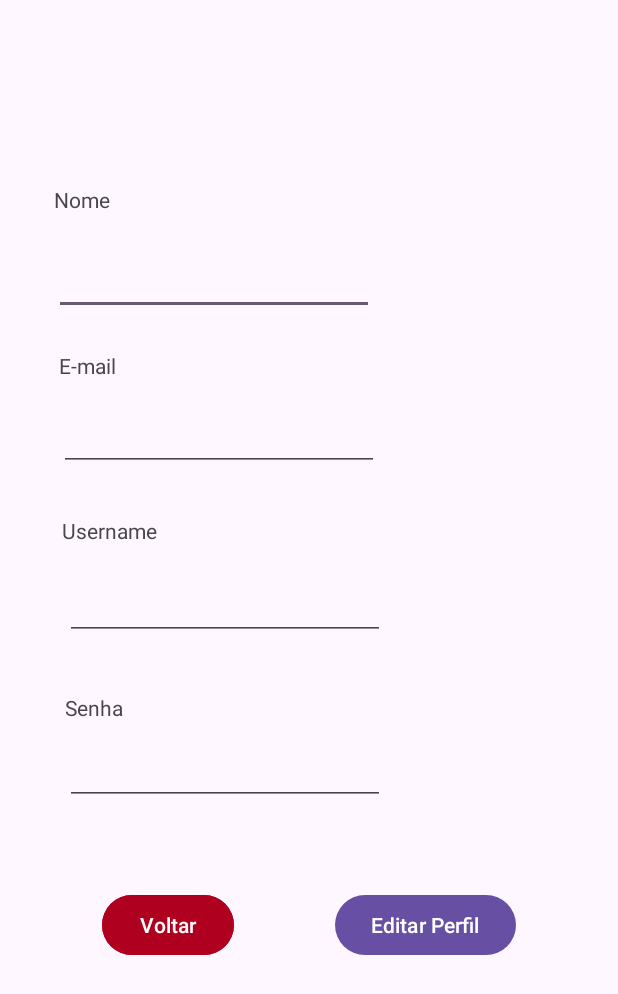
After one commit to IgorDias1998/SisONGMobile, an Android app: the MeuPerfil screen opened directly, with no data from a screen before it, on a phone screen of 412 x 824 dp. The commit adds this screen. Shown: the top 994 px of the screen. Run offline under Robolectric (Android 15) with nearby library versions, the phone set to English and light mode, and no system bars; 1 statement that could not run was skipped.

Commit message:
Added Update Profile

```diff
--- a/app/src/main/AndroidManifest.xml
+++ b/app/src/main/AndroidManifest.xml
@@ -15,6 +15,9 @@
         android:theme="@style/Theme.SisONG"
         android:usesCleartextTraffic="true"
         tools:targetApi="31">
+        <activity
+            android:name=".MeuPerfil"
+            android:exported="false" />
         <activity
             android:name=".Administrador"
             android:exported="false" />
--- a/app/src/main/java/com/example/sisong/ApiService.java
+++ b/app/src/main/java/com/example/sisong/ApiService.java
@@ -6,6 +6,7 @@ import retrofit2.Call;
 import retrofit2.http.Body;
 import retrofit2.http.GET;
 import retrofit2.http.POST;
+import retrofit2.http.PUT;
 import retrofit2.http.Path;
 import retrofit2.http.Query;
 
@@ -27,4 +28,7 @@ public interface ApiService {
 
     @GET("api/Doacao/minhas-doacoes/{id}")
     Call<List<Doacao>> getMinhasDoacoes(@Path("id") int id);
+
+    @PUT("api/Doador/{id}")
+    Call<Void> editarDoador(@Path("id") int id, @Body Doador doadorAtualizado);
 }
--- a/app/src/main/java/com/example/sisong/Doador.java
+++ b/app/src/main/java/com/example/sisong/Doador.java
@@ -1,5 +1,8 @@
 package com.example.sisong;
-public class Doador {
+
+import java.io.Serializable;
+
+public class Doador implements Serializable {
     private int doadorId;
     private String nomeDoador;
     private String username;
--- a/app/src/main/java/com/example/sisong/MainActivity.java
+++ b/app/src/main/java/com/example/sisong/MainActivity.java
@@ -75,8 +75,8 @@ public class MainActivity extends AppCompatActivity {
 
                         //Invoca a nova tela, enviando para ela o UserName e Id, para salvar a doação
                         Intent intent = new Intent(MainActivity.this, TelaDoacao.class);
-                        intent.putExtra("userName", response.body().getDoador().getNomeDoador());
-                        intent.putExtra("userId", response.body().getDoador().getDoadorId());
+                        Doador doador = response.body().getDoador();
+                        intent.putExtra("usuarioLogado", doador);
                         startActivity(intent);
 
                     } else {
--- /dev/null
+++ b/app/src/main/java/com/example/sisong/MeuPerfil.java
@@ -0,0 +1,115 @@
+package com.example.sisong;
+
+import android.annotation.SuppressLint;
+import android.content.Intent;
+import android.os.Bundle;
+import android.util.Log;
+import android.widget.Button;
+import android.widget.EditText;
+import android.widget.TextView;
+import android.widget.Toast;
+
+import androidx.activity.EdgeToEdge;
+import androidx.appcompat.app.AppCompatActivity;
+import androidx.core.graphics.Insets;
+import androidx.core.view.ViewCompat;
+import androidx.core.view.WindowInsetsCompat;
+
+import com.google.gson.Gson;
+
+import retrofit2.Call;
+import retrofit2.Callback;
+import retrofit2.Response;
+
+public class MeuPerfil extends AppCompatActivity {
+
+    private TextView txtMeuPerfil;
+    private EditText edNomePerfil, edEmailPerfil, edUsernamePerfil, edSenhaPerfil;
+    private Button btnEditarPerfil, btnVoltarPerfil;
+    private Doador usuarioLogado;
+
+    @SuppressLint("MissingInflatedId")
+    @Override
+    protected void onCreate(Bundle savedInstanceState) {
+        super.onCreate(savedInstanceState);
+        EdgeToEdge.enable(this);
+        setContentView(R.layout.activity_meu_perfil);
+
+        txtMeuPerfil = findViewById(R.id.txtMeuPerfil);
+        edNomePerfil = findViewById(R.id.edNomePerfil);
+        edEmailPerfil = findViewById(R.id.edEmailPerfil);
+        edUsernamePerfil = findViewById(R.id.edUsernamePerfil);
+        edSenhaPerfil = findViewById(R.id.edSenhaPerfil);
+        btnEditarPerfil = (Button) findViewById(R.id.btnEditarPerfil);
+        btnVoltarPerfil = findViewById(R.id.btnVoltarPerfil);
+
+        // Receber dados do usuário logado
+        Intent intent = getIntent();
+        usuarioLogado = (Doador) intent.getSerializableExtra("usuarioLogado");
+
+        txtMeuPerfil.setText("Olá, " + usuarioLogado.getNomeDoador());
+
+        // Preencher os campos com os dados do usuário logado
+        if (usuarioLogado != null) {
+            edNomePerfil.setText(usuarioLogado.getNomeDoador());
+            edEmailPerfil.setText(usuarioLogado.getEmailDoador());
+            edUsernamePerfil.setText(usuarioLogado.getUsername());
+            edSenhaPerfil.setText(usuarioLogado.getSenha());
+        }
+
+        // Botão de edição
+        btnEditarPerfil.setOnClickListener(v -> {
+            if (edNomePerfil.getText().toString().isEmpty() ||
+                    edEmailPerfil.getText().toString().isEmpty() ||
+                    edUsernamePerfil.getText().toString().isEmpty() ||
+                    edSenhaPerfil.getText().toString().isEmpty()) {
+                Toast.makeText(this, "Preencha todos os campos.", Toast.LENGTH_SHORT).show();
+                return;
+            }
+
+            // Atualizar e enviar para a API
+            usuarioLogado.setDoadorId(usuarioLogado.getDoadorId());
+            usuarioLogado.setNomeDoador(edNomePerfil.getText().toString());
+            usuarioLogado.setEmailDoador(edEmailPerfil.getText().toString());
+            usuarioLogado.setUsername(edUsernamePerfil.getText().toString());
+            usuarioLogado.setSenha(edSenhaPerfil.getText().toString());
+
+            atualizarPerfil(usuarioLogado);
+        });
+
+        // Botão Voltar
+        btnVoltarPerfil.setOnClickListener(v -> finish());
+    }
+
+    private void atualizarPerfil(Doador usuario) {
+        ApiService apiService = ApiClient.getClient().create(ApiService.class);
+
+        // validar o ID
+        int id = usuario.getDoadorId();
+        Log.d("AtualizarPerfil", "Enviando DoadorId: " + id);
+        Log.d("AtualizarPerfil", "Dados enviados: " + new Gson().toJson(usuario));
+
+        apiService.editarDoador(id, usuario).enqueue(new Callback<Void>() {
+            @Override
+            public void onResponse(Call<Void> call, Response<Void> response) {
+                if (response.isSuccessful()) {
+                    Toast.makeText(MeuPerfil.this, "Perfil atualizado com sucesso!", Toast.LENGTH_LONG).show();
+                } else {
+                    try {
+                        String errorResponse = response.errorBody().string();
+                        Log.e("AtualizarPerfil", "Erro ao atualizar: " + errorResponse);
+                        Toast.makeText(MeuPerfil.this, "Erro: " + errorResponse, Toast.LENGTH_LONG).show();
+                    } catch (Exception e) {
+                        Toast.makeText(MeuPerfil.this, "Erro desconhecido ao atualizar.", Toast.LENGTH_LONG).show();
+                    }
+                }
+            }
+
+            @Override
+            public void onFailure(Call<Void> call, Throwable t) {
+                Log.e("AtualizarPerfil", "Erro de conexão: " + t.getMessage());
+                Toast.makeText(MeuPerfil.this, "Erro de conexão: " + t.getMessage(), Toast.LENGTH_LONG).show();
+            }
+        });
+    }
+}
--- /dev/null
+++ b/app/src/main/res/layout/activity_meu_perfil.xml
@@ -0,0 +1,125 @@
+<?xml version="1.0" encoding="utf-8"?>
+<androidx.constraintlayout.widget.ConstraintLayout xmlns:android="http://schemas.android.com/apk/res/android"
+    xmlns:app="http://schemas.android.com/apk/res-auto"
+    xmlns:tools="http://schemas.android.com/tools"
+    android:id="@+id/main"
+    android:layout_width="match_parent"
+    android:layout_height="match_parent"
+    tools:context=".MeuPerfil">
+
+    <TextView
+        android:id="@+id/txtMeuPerfil"
+        android:layout_width="161dp"
+        android:layout_height="27dp"
+        android:layout_marginStart="124dp"
+        android:layout_marginTop="36dp"
+        android:textSize="16sp"
+        android:textStyle="bold"
+        app:layout_constraintStart_toStartOf="parent"
+        app:layout_constraintTop_toTopOf="parent" />
+
+    <TextView
+        android:id="@+id/txtView22"
+        android:layout_width="52dp"
+        android:layout_height="24dp"
+        android:layout_marginStart="36dp"
+        android:layout_marginTop="60dp"
+        android:text="Nome"
+        app:layout_constraintStart_toStartOf="parent"
+        app:layout_constraintTop_toBottomOf="@+id/txtMeuPerfil" />
+
+    <EditText
+        android:id="@+id/edNomePerfil"
+        android:layout_width="wrap_content"
+        android:layout_height="wrap_content"
+        android:layout_marginStart="36dp"
+        android:layout_marginTop="17dp"
+        android:ems="10"
+        android:inputType="text"
+        app:layout_constraintStart_toStartOf="parent"
+        app:layout_constraintTop_toBottomOf="@+id/txtView22" />
+
+    <TextView
+        android:id="@+id/textView10"
+        android:layout_width="wrap_content"
+        android:layout_height="wrap_content"
+        android:layout_marginStart="39dp"
+        android:layout_marginTop="24dp"
+        android:text="E-mail"
+        app:layout_constraintStart_toStartOf="parent"
+        app:layout_constraintTop_toBottomOf="@+id/edNomePerfil" />
+
+    <EditText
+        android:id="@+id/edEmailPerfil"
+        android:layout_width="wrap_content"
+        android:layout_height="wrap_content"
+        android:layout_marginStart="39dp"
+        android:layout_marginTop="15dp"
+        android:ems="10"
+        android:inputType="text"
+        app:layout_constraintStart_toStartOf="parent"
+        app:layout_constraintTop_toBottomOf="@+id/textView10" />
+
+    <TextView
+        android:id="@+id/textView11"
+        android:layout_width="wrap_content"
+        android:layout_height="wrap_content"
+        android:layout_marginStart="41dp"
+        android:layout_marginTop="30dp"
+        android:text="Username"
+        app:layout_constraintStart_toStartOf="parent"
+        app:layout_constraintTop_toBottomOf="@+id/edEmailPerfil" />
+
+    <EditText
+        android:id="@+id/edUsernamePerfil"
+        android:layout_width="wrap_content"
+        android:layout_height="wrap_content"
+        android:layout_marginStart="43dp"
+        android:layout_marginTop="18dp"
+        android:ems="10"
+        android:inputType="text"
+        app:layout_constraintStart_toStartOf="parent"
+        app:layout_constraintTop_toBottomOf="@+id/textView11" />
+
+    <TextView
+        android:id="@+id/textView12"
+        android:layout_width="wrap_content"
+        android:layout_height="wrap_content"
+        android:layout_marginStart="43dp"
+        android:layout_marginTop="35dp"
+        android:text="Senha"
+        app:layout_constraintStart_toStartOf="parent"
+        app:layout_constraintTop_toBottomOf="@+id/edUsernamePerfil" />
+
+    <EditText
+        android:id="@+id/edSenhaPerfil"
+        android:layout_width="wrap_content"
+        android:layout_height="wrap_content"
+        android:layout_marginStart="43dp"
+        android:layout_marginTop="10dp"
+        android:ems="10"
+        android:inputType="textPassword"
+        app:layout_constraintStart_toStartOf="parent"
+        app:layout_constraintTop_toBottomOf="@+id/textView12" />
+
+    <Button
+        android:id="@+id/btnEditarPerfil"
+        android:layout_width="wrap_content"
+        android:layout_height="wrap_content"
+        android:layout_marginTop="56dp"
+        android:layout_marginEnd="68dp"
+        android:text="Editar Perfil"
+        app:layout_constraintEnd_toEndOf="parent"
+        app:layout_constraintTop_toBottomOf="@+id/edSenhaPerfil" />
+
+    <Button
+        android:id="@+id/btnVoltarPerfil"
+        android:layout_width="wrap_content"
+        android:layout_height="wrap_content"
+        android:layout_marginStart="68dp"
+        android:layout_marginTop="56dp"
+        android:backgroundTint="@color/design_default_color_error"
+        android:text="Voltar"
+        app:layout_constraintStart_toStartOf="parent"
+        app:layout_constraintTop_toBottomOf="@+id/edSenhaPerfil" />
+</androidx.constraintlayout.widget.ConstraintLayout>
```
Also changed, not shown: app/src/main/java/com/example/sisong/TelaDoacao.java (+18 -9 lines), app/src/main/res/layout/activity_cadastro_doador.xml (+23 -4 lines), app/src/main/res/layout/activity_tela_doacao.xml (+10 -0 lines).
